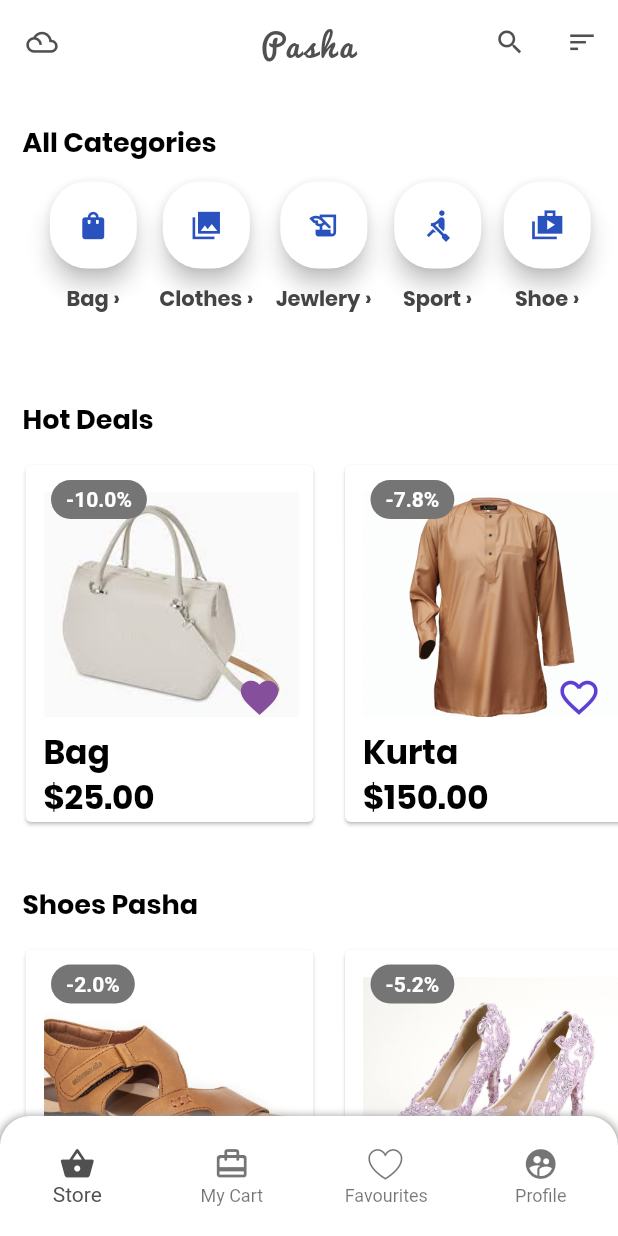
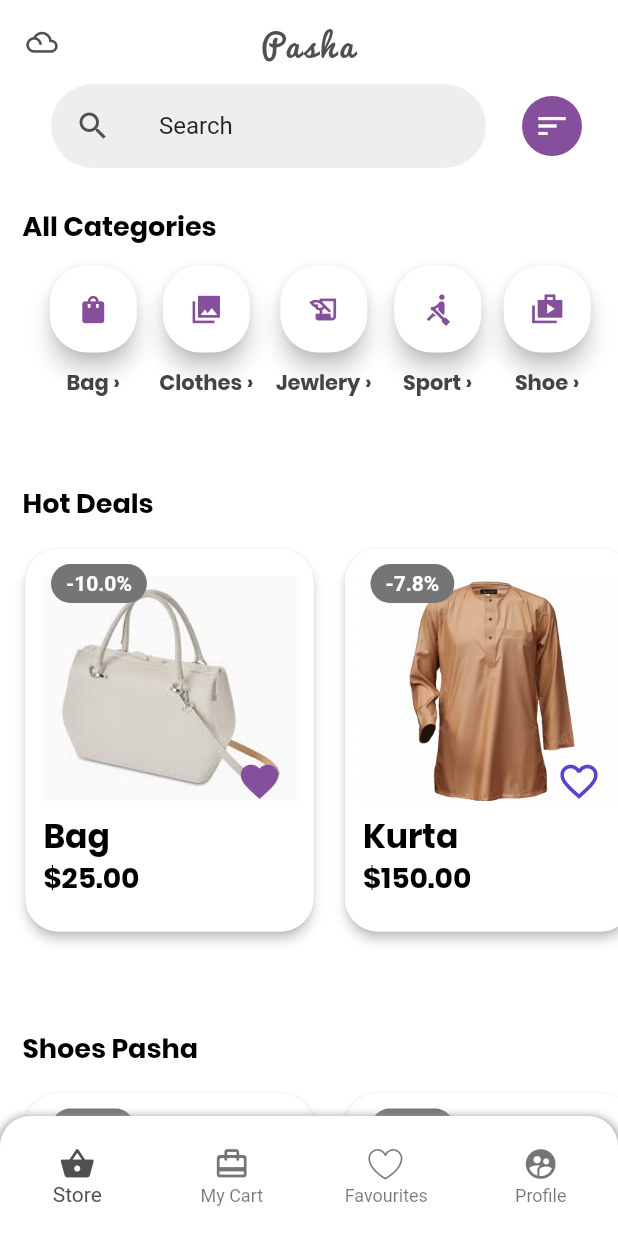
Before and after one commit to azkaBashir45/Ecomerce_Flutter, a Flutter app: the screen it shows after launch, after a tap on "Sign In", after a tap on the "arrow forward" icon, on a phone screen of 412 x 824 dp. Run offline on Flutter 3.47's test engine with Material 2 defaults, Android fonts, the phone set to English and light mode, and no system bars; our stand-ins replace page_transition, smooth_star_rating; network calls fail.

Commit message:
improve designing

```diff
--- a/lib/src/screens/Dashboard.dart
+++ b/lib/src/screens/Dashboard.dart
@@ -49,30 +49,30 @@ class _DashboardState extends State<Dashboard> {
           title:
               Text('Pasha', style: logoWhiteStyle, textAlign: TextAlign.center),
           actions: <Widget>[
-            IconButton(
-              padding: EdgeInsets.all(0),
-              onPressed: () {},
-              iconSize: 21,
-              // icon: Icon(Fryo.magnifier),
-              icon: Icon(
-                Icons.search,
-                color: fontColor,
-              ),
-            ),
-            IconButton(
-              padding: EdgeInsets.all(0),
-              onPressed: () {
-                Navigator.of(context).push(
-                    MaterialPageRoute(builder: (context) => FilterPage()));
-              },
-              iconSize: 21,
-              // icon: Icon(Fryo.alarm),
-              icon: Icon(
-                // Icons.notification_important_outlined,
-                Icons.sort,
-                color: fontColor,
-              ),
-            )
+            // IconButton(
+            //   padding: EdgeInsets.all(0),
+            //   onPressed: () {},
+            //   iconSize: 21,
+            //   // icon: Icon(Fryo.magnifier),
+            //   icon: Icon(
+            //     Icons.search,
+            //     color: fontColor,
+            //   ),
+            // ),
+            // IconButton(
+            //   padding: EdgeInsets.all(0),
+            //   onPressed: () {
+            //     Navigator.of(context).push(
+            //         MaterialPageRoute(builder: (context) => FilterPage()));
+            //   },
+            //   iconSize: 21,
+            //   // icon: Icon(Fryo.alarm),
+            //   icon: Icon(
+            //     // Icons.notification_important_outlined,
+            //     Icons.sort,
+            //     color: fontColor,
+            //   ),
+            // )
           ],
         ),
         body: Container(
@@ -280,6 +280,51 @@ Widget storeTab(BuildContext context) {
   ];
 
   return ListView(children: <Widget>[
+    Row(
+      mainAxisAlignment: MainAxisAlignment.spaceEvenly,
+      children: <Widget>[
+        SizedBox(
+          width: 300,
+          child: Container(
+            margin: EdgeInsets.only(left: 10),
+            child: Container(
+              decoration: BoxDecoration(
+                  color: Colors.grey[200],
+                  borderRadius: BorderRadius.circular(32)),
+              child: ListTile(
+                title: Text('Search'),
+                leading: Icon(
+                  Icons.search,
+                  color: fontColor,
+                ),
+                // trailing: IconButton(
+                //     onPressed: () {
+                //       Navigator.of(context).push(
+                //           MaterialPageRoute(builder: (context) => FilterPage()));
+                //     },
+                //     icon: Icon(
+                //       Icons.sort,
+                //       color: fontColor,
+                //     ),
+                //     ),
+              ),
+            ),
+          ),
+        ),
+        CircleAvatar(
+          backgroundColor: primaryColor,
+          child: IconButton(
+              onPressed: () {
+                Navigator.of(context).push(
+                    MaterialPageRoute(builder: (context) => FilterPage()));
+              },
+              icon: Icon(
+                Icons.sort,
+                color: whiteColor,
+              )),
+        )
+      ],
+    ),
     headerTopCategories(),
     deals('Hot Deals', onViewMore: () {}, items: <Widget>[
       foodItem(shoping[0], onTapped: () {
@@ -451,9 +496,9 @@ Widget headerCategoryItem(String name, IconData icon, {onPressed}) {
               shape: RoundedRectangleBorder(
                   borderRadius: BorderRadius.all(Radius.circular(25.0))),
               onPressed: onPressed,
-              backgroundColor: white,
+              backgroundColor: whiteColor,
               //Colors.black87
-              child: Icon(icon, size: 22, color: darkblueColor),
+              child: Icon(icon, size: 22, color: primaryColor),
             )),
         Text(name + ' ›', style: categoryText)
       ],
@@ -470,7 +515,7 @@ Widget deals(String dealTitle, {onViewMore, List<Widget> items}) {
       children: <Widget>[
         sectionHeader(dealTitle, onViewMore: onViewMore),
         SizedBox(
-          height: 250,
+          height: 290,
           child: ListView(
             scrollDirection: Axis.horizontal,
             children: (items != null)
--- a/lib/src/shared/partials.dart
+++ b/lib/src/shared/partials.dart
@@ -12,18 +12,23 @@ Widget foodItem(Product food,
     // shape: RoundedRectangleBorder(borderRadius: BorderRadius.circular(5)),
     child: Container(
       margin: EdgeInsets.only(left: 13),
-      height: 400,
+      height: 350,
       width: 200,
       decoration: BoxDecoration(
-        color: white,
+        color: whiteColor,
         borderRadius: BorderRadius.circular(30),
       ),
 
       child: Column(
         children: [
           Card(
-              // shape: OutlineInputBorder(borderRadius: BorderRadius.circular(22)),
-              // color: Colors.red,
+            elevation: 3,
+            shape: OutlineInputBorder(
+                borderRadius: BorderRadius.circular(22),
+                borderSide: BorderSide(color: whiteColor)),
+            color: whiteColor,
+            child: Padding(
+                padding: EdgeInsets.only(bottom: 22),
                 child: Stack(
                   children: [
                     // RaisedButton(
@@ -62,11 +67,9 @@ Widget foodItem(Product food,
                     ),
                     Container(
                       margin: EdgeInsets.only(left: 12, top: 205),
-                child: Text(
-                  food.price,
-                  style: h5,
+                      child: Text(food.price, style: priceText),
                     ),
-              ),
+
                     Container(
                       margin: EdgeInsets.only(top: 120, left: 120),
                       child: FlatButton(
@@ -74,7 +77,9 @@ Widget foodItem(Product food,
                         shape: CircleBorder(),
                         onPressed: onLike,
                         child: Icon(
-                    (food.userLiked) ? Icons.favorite : Icons.favorite_border,
+                          (food.userLiked)
+                              ? Icons.favorite
+                              : Icons.favorite_border,
                           color: (food.userLiked) ? primaryColor : darkText,
                           size: 30,
                         ),
@@ -96,6 +101,7 @@ Widget foodItem(Product food,
                         : SizedBox(width: 0)
                   ],
                 )),
+          ),
         ],
       ),
 
```
Lines whose indentation alone changed are shown as unchanged.
